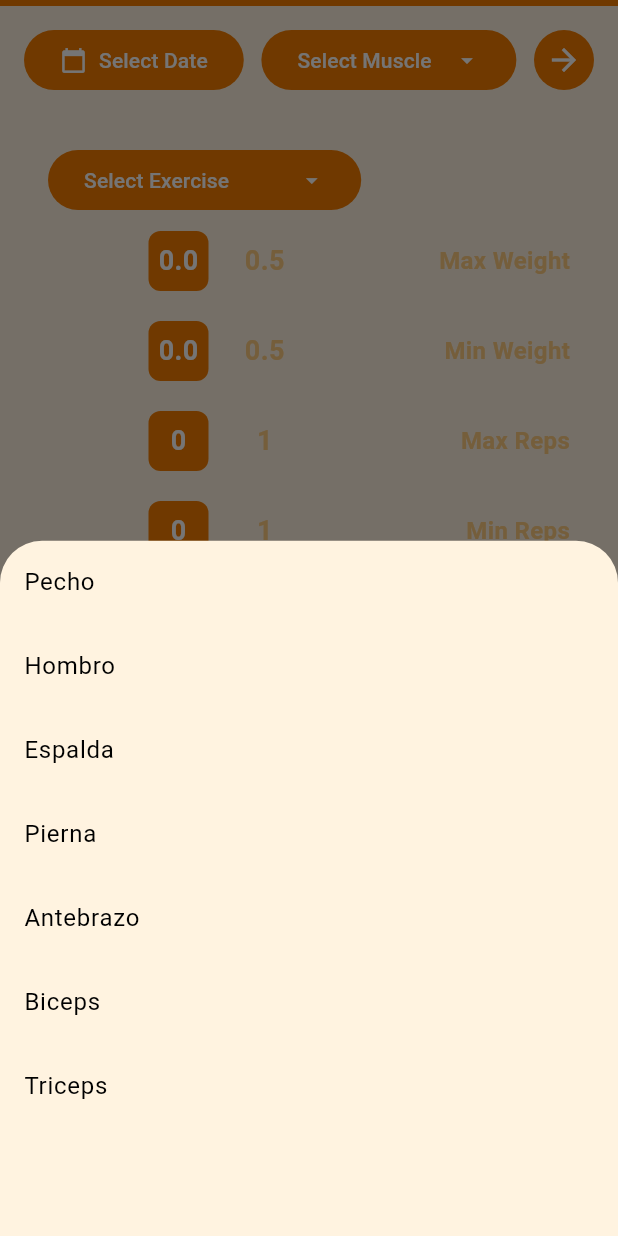
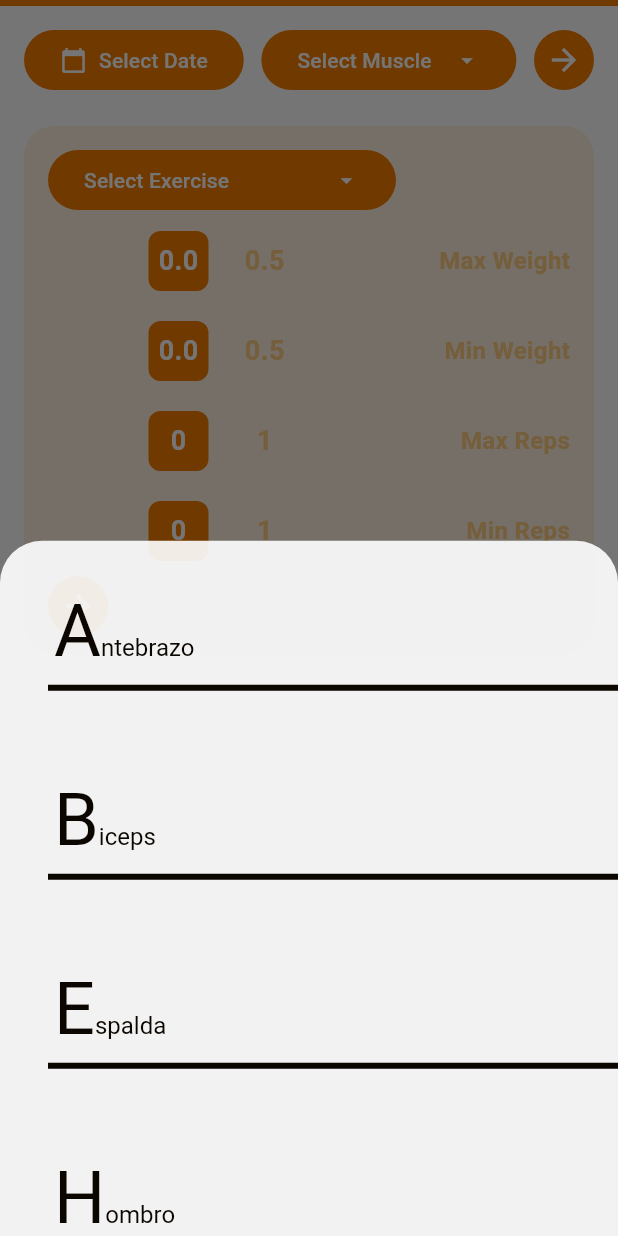
Before and after one commit to jreyesgfi/flutter_train_tracker_app, a Flutter app: the MainScreen screen opened directly, after a tap on "Select Muscle", on a phone screen of 412 x 824 dp. Run offline on Flutter 3.47's test engine with Material 3 defaults, Android fonts, the phone set to English and light mode, and no system bars; missing offline and left inert: amplify_auth_cognito, amplify_core, amplify_datastore, amplify_flutter.

Commit message:
Updated Style for Custom Drowpdowns

```diff
--- a/lib/components/ExerciseCard.dart
+++ b/lib/components/ExerciseCard.dart
@@ -1,5 +1,6 @@
 import 'package:flutter/material.dart';
 import 'package:flutter/services.dart';
+import 'package:flutter_application_test1/functions/comparison/is_same_day.dart';
 import 'package:flutter_application_test1/models/muscles_and_exercises.dart';
 import 'package:flutter_application_test1/screens/main_screen.dart';
 import 'package:flutter_application_test1/theme/components/CustomDropdownFormField.dart';
@@ -102,7 +103,6 @@ class _EditableExerciseCardState extends State<EditableExerciseCard> {
   late TextEditingController _minWeightController;
   late TextEditingController _maxRepsController;
   late TextEditingController _minRepsController;
-  var _automaticScroll = false;
   var _lastExercise;
 
   String? _selectedExercise;
@@ -182,7 +182,6 @@ class _EditableExerciseCardState extends State<EditableExerciseCard> {
     final lastExercise = await _getLastExerciseWithName(value);
     setState(() {
       _selectedExercise = value;
-       _automaticScroll = true;
       if (lastExercise != null) {
         _lastExercise = lastExercise;
         // _maxWeightController.text = _lastExercise!.maxWeight.toString();
@@ -190,23 +189,26 @@ class _EditableExerciseCardState extends State<EditableExerciseCard> {
         // _maxRepsController.text = _lastExercise!.maxReps.toString();
         // _minRepsController.text = _lastExercise!.minReps.toString();
       }
-      //_automaticScroll = false;
     });
   }
 
   Future<Exercise?> _getLastExerciseWithName(String name) async {
     try {
-      final List<Exercise> exercises = await Amplify.DataStore.query(
-        Exercise.classType,
-        where: Exercise.EXERCISE.eq(name),
-        sortBy: [Exercise.DATE.descending()],
-      );
+      // Access ExerciseProvider from the context
+      final exerciseProvider =
+          Provider.of<ExerciseProvider>(context, listen: false);
+      final List<Exercise> exercises = exerciseProvider.allExercises
+          .where((exercise) => exercise.exercise == name)
+          .toList();
 
+      // Sort by date descending and get the first one if available
+      exercises
+          .sort((a, b) => b.date.getDateTime().compareTo(a.date.getDateTime()));
       if (exercises.isNotEmpty) {
         return exercises.first;
       }
     } catch (e) {
-      //
+      // Handle error
     }
     return null;
   }
@@ -214,37 +216,35 @@ class _EditableExerciseCardState extends State<EditableExerciseCard> {
   @override
   Widget build(BuildContext context) {
     Widget exerciseDropdown() {
-      return Consumer<MuscleDateSelectionProvider>(
-        builder: (context, model, child) {
-          List<String>? muscleExercises =
-              exercisesByMuscle[model.selectedMuscle];
+      return Consumer2<MuscleDateSelectionProvider, ExerciseProvider>(
+        builder: (context, dateModel, exerciseModel, child) {
+          final selectedDate = dateModel.selectedDate;
+          List<String> muscleExercises =
+              exercisesByMuscle[dateModel.selectedMuscle] ?? [];
 
-          // Ensure _selectedExercise is valid for the current muscle
-          if (muscleExercises == null ||
-              !muscleExercises.contains(_selectedExercise)) {
-            _selectedExercise = null; // Reset selected exercise if not valid
-          }
-
+          // Filter or mark exercises that have been done on the selected date
+          final doneExercises = exerciseModel.allExercises
+              .where((exercise) =>
+                  isSameDay(exercise.date.getDateTime(), selectedDate)&&
+                  muscleExercises.contains(exercise.exercise))
+              .map((e) => e.exercise)
+              .toSet();
+          print(doneExercises);
           return CustomDropdownFormField(
             initialValue: _selectedExercise,
             onChanged: (value) {
-              setState(() {
+              if (!doneExercises.contains(value)) {
                 _updateSelectedExercise(value);
-              });
+              }
+              // Otherwise, do not update the selection
             },
-            validator: (value) {
-              if (value == null || value.isEmpty) {
-                return 'Please select an exercise';
-              }
-              return null;
-            },
-            items: muscleExercises?.map((String value) {
-                  return DropdownMenuItem<String>(
-                    value: value,
-                    child: Text(value),
-                  );
-                }).toList() ??
-                [],
+            items: muscleExercises.map((String value) {
+              bool isDone = doneExercises.contains(value);
+              return CustomDropdownItem(
+                value: value,
+                available: !isDone, // Set to false if the exercise is done
+              );
+            }).toList(),
             hintText: "Select Exercise",
           );
         },
@@ -269,7 +269,7 @@ class _EditableExerciseCardState extends State<EditableExerciseCard> {
                 Flexible(
                   // Use Expanded to ensure the dropdown takes minimal necessary space
                   flex:
-                      3, // Adjust the flex factor based on how much space you want the dropdown to take relative to other elements
+                      4, // Adjust the flex factor based on how much space you want the dropdown to take relative to other elements
                   child: exerciseDropdown(), // Your dropdown widget
                 ),
                 Flexible(
@@ -292,23 +292,23 @@ class _EditableExerciseCardState extends State<EditableExerciseCard> {
               label: "Max Weight",
               controller: _maxWeightController,
               allowDecimal: true,
-              value: _lastExercise?.maxWeight?? 0,
+              value: _lastExercise?.maxWeight ?? 0,
             ),
             NumericRoulettePicker(
               label: "Min Weight",
               controller: _minWeightController,
               allowDecimal: true,
-              value: _lastExercise?.minWeight?? 0,
+              value: _lastExercise?.minWeight ?? 0,
             ),
             NumericRoulettePicker(
               label: "Max Reps",
               controller: _maxRepsController,
-              value: _lastExercise?.maxReps.toDouble()?? 0,
+              value: _lastExercise?.maxReps.toDouble() ?? 0,
             ),
             NumericRoulettePicker(
               label: "Min Reps",
               controller: _minRepsController,
-               value: _lastExercise?.minReps.toDouble()?? 0,
+              value: _lastExercise?.minReps.toDouble() ?? 0,
             ),
             Builder(
               builder: (context) {
--- a/lib/components/MuscleDateSelector.dart
+++ b/lib/components/MuscleDateSelector.dart
@@ -183,8 +183,7 @@ class _MuscleDateSelectorState extends State<MuscleDateSelector> {
                         return null;
                       },
                       items: muscles.map((String muscle) {
-                        return DropdownMenuItem<String>(
-                            value: muscle, child: Text(muscle));
+                        return CustomDropdownItem(value: muscle);
                       }).toList(),
                       hintText: "Select Muscle",
                     ),
--- /dev/null
+++ b/lib/functions/comparison/is_same_day.dart
@@ -0,0 +1,5 @@
+bool isSameDay(DateTime date1, DateTime date2) {
+  return date1.year == date2.year &&
+         date1.month == date2.month &&
+         date1.day == date2.day;
+}
--- a/lib/main.dart
+++ b/lib/main.dart
@@ -21,7 +21,7 @@ class MyApp extends StatelessWidget {
           primaryColor: Colors.orange.shade700,
           primaryColorLight: Colors.orange.shade50,
           hintColor: Colors.orange.shade200,
-          primaryColorDark: Color.fromARGB(255, 71, 37, 0),
+          primaryColorDark: Color.fromARGB(255, 12, 6, 0),
           primarySwatch: Colors.orange,
           cardColor: Colors.orange.shade50,
           canvasColor: Color.fromARGB(120, 230, 230, 233),
@@ -29,7 +29,7 @@ class MyApp extends StatelessWidget {
             backgroundColor: Color.fromARGB(252, 252, 252, 255),
             primarySwatch: Colors.orange, // Your primary swatch
             accentColor: Colors.orange.shade700, // Your accent color
-            cardColor: Colors.orange.shade50,
+            cardColor: Color.fromARGB(231, 255, 255, 255),
           ),
 
           visualDensity: VisualDensity.adaptivePlatformDensity,
--- a/lib/theme/components/CustomDropdownFormField.dart
+++ b/lib/theme/components/CustomDropdownFormField.dart
@@ -2,6 +2,7 @@ import 'package:flutter/material.dart';
 
 class CustomDropdownFormField extends FormField<String> {
   final void Function(String?)? onChanged;
+  final List<CustomDropdownItem> items;
 
   CustomDropdownFormField({
     Key? key,
@@ -9,7 +10,7 @@ class CustomDropdownFormField extends FormField<String> {
     FormFieldSetter<String>? onSaved,
     FormFieldValidator<String>? validator,
     String? initialValue,
-    required List<DropdownMenuItem<String>> items,
+    required this.items,
     required String hintText,
   }) : super(
           key: key,
@@ -32,32 +33,71 @@ class CustomDropdownFormField extends FormField<String> {
           },
         );
 
-  // Update the function signature to accept onChanged
   static void _showCustomDropdown(
     BuildContext context,
-    List<DropdownMenuItem<String>> items,
+    List<CustomDropdownItem> items,
     FormFieldState<String> state,
-    void Function(String?)? onChanged, // Accept onChanged callback here
+    void Function(String?)? onChanged,
   ) {
+    // Sort items alphabetically by their value
+    items.sort((a, b) => a.value.compareTo(b.value));
+
     showModalBottomSheet(
       context: context,
       builder: (BuildContext context) {
-        return ListView(
+        return ListView.separated(
           padding: EdgeInsets.zero,
-          children: items.map((DropdownMenuItem<String> item) {
-            return ListTile(
-              title: Text(item.value!),
-              onTap: () {
-                state.didChange(item.value); // Update the form field's state
-                if (onChanged != null) {
-                  onChanged(item.value); // Invoke onChanged callback if it's not null
-                }
-                Navigator.pop(context);
-              },
+          itemCount: items.length,
+          itemBuilder: (context, index) {
+            final item = items[index];
+            return Container(
+              margin: EdgeInsets.only(left: 32.0, top: 24.0, bottom: 24.0), // Adjusted margin
+              decoration: BoxDecoration(
+                border: Border(bottom: BorderSide(color: Theme.of(context).primaryColorDark, width: 4)), // Left border
+              ),
+              child: ListTile(
+                contentPadding: EdgeInsets.only(left: 4.0), // Padding
+                title: RichText(
+                  text: TextSpan(
+                    children: [
+                      TextSpan(
+                        text: item.value.substring(0, 1), // First letter, larger size
+                        style: TextStyle(
+                          fontSize: 48, // Larger font size for the first letter
+                          color: item.available ? Theme.of(context).primaryColorDark : Colors.grey, // Color based on availability
+                        ),
+                      ),
+                      TextSpan(
+                        text: item.value.substring(1), // Rest of the text
+                        style: TextStyle(
+                          fontSize: 16, // Rest of the text font size
+                          color: item.available ? Theme.of(context).primaryColorDark : Colors.grey, // Color based on availability
+                          decoration: item.available ? TextDecoration.none : TextDecoration.lineThrough, // Cross out if not available
+                        ),
+                      ),
+                    ],
+                  ),
+                ),
+                onTap: item.available ? () {
+                  state.didChange(item.value);
+                  if (onChanged != null) {
+                    onChanged(item.value);
+                  }
+                  Navigator.pop(context);
+                } : null, // Disable onTap if not available
+              ),
             );
-          }).toList(),
+          },
+          separatorBuilder: (context, index) => SizedBox(height: 2), // Gap between items
         );
       },
     );
   }
 }
+
+class CustomDropdownItem {
+  final String value;
+  final bool available;
+
+  CustomDropdownItem({required this.value, this.available = true});
+}
```
